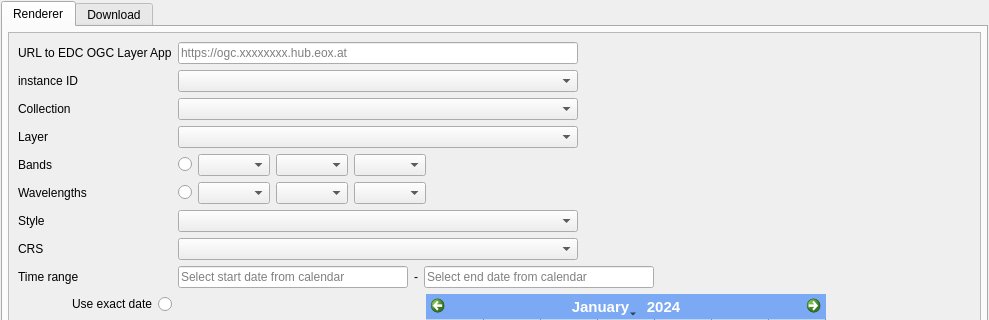
eurodatacube/edc-qgis-plugin, file EDC_OGC_dockwidget_base.ui: the form before one commit; both pictures show x 0 to 989 and y 0 to 320 of the 989 by 711 pixel window.
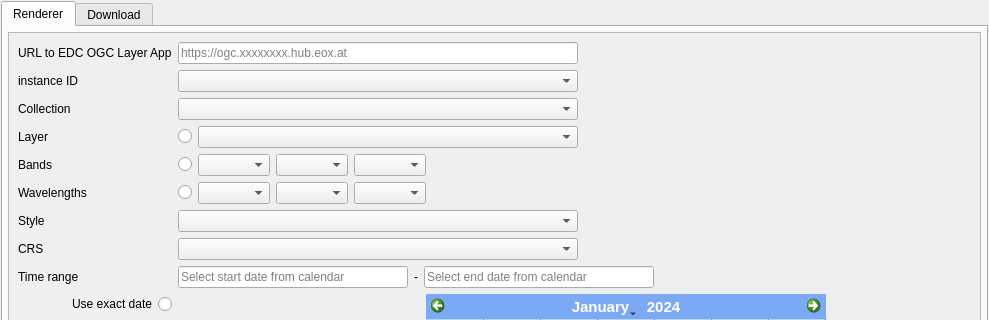
The form after the commit.

Commit message: adding layers radio box

Patch:
```diff
--- a/EDC_OGC_dockwidget_base.ui
+++ b/EDC_OGC_dockwidget_base.ui
@@ -220,14 +220,7 @@
               </rect>
              </property>
              <layout class="QGridLayout" name="gridLayout_4">
-              <item row="6" column="0">
-               <widget class="QLabel" name="label">
-                <property name="text">
-                 <string>Layer</string>
-                </property>
-               </widget>
-              </item>
-              <item row="28" column="1">
+              <item row="29" column="1">
                <spacer name="verticalSpacer">
                 <property name="orientation">
                  <enum>Qt::Vertical</enum>
@@ -240,7 +233,7 @@
                 </property>
                </spacer>
               </item>
-              <item row="18" column="1">
+              <item row="19" column="1">
                <layout class="QHBoxLayout" name="horizontalLayout">
                 <item>
                  <widget class="QLineEdit" name="time0">
@@ -345,7 +338,7 @@
                 </property>
                </widget>
               </item>
-              <item row="28" column="1">
+              <item row="29" column="1">
                <spacer name="verticalSpacer">
                 <property name="orientation">
                  <enum>Qt::Vertical</enum>
@@ -390,7 +383,7 @@
                 </property>
                </widget>
               </item>
-              <item row="13" column="1">
+              <item row="14" column="1">
                <widget class="QComboBox" name="epsg">
                 <property name="minimumSize">
                  <size>
@@ -429,14 +422,14 @@
                 </property>
                </widget>
               </item>
-              <item row="11" column="0">
+              <item row="12" column="0">
                <widget class="QLabel" name="label_5">
                 <property name="text">
                  <string>Style</string>
                 </property>
                </widget>
               </item>
-              <item row="13" column="0">
+              <item row="14" column="0">
                <widget class="QLabel" name="crsLabel">
                 <property name="text">
                  <string>CRS</string>
@@ -450,14 +443,14 @@
                 </property>
                </widget>
               </item>
-              <item row="18" column="0">
+              <item row="19" column="0">
                <widget class="QLabel" name="timeRangeLabel">
                 <property name="text">
                  <string>Time range</string>
                 </property>
                </widget>
               </item>
-              <item row="11" column="1">
+              <item row="12" column="1">
                <widget class="QComboBox" name="styles">
                 <property name="maximumSize">
                  <size>
@@ -467,7 +460,7 @@
                 </property>
                </widget>
               </item>
-              <item row="19" column="1">
+              <item row="20" column="1">
                <layout class="QHBoxLayout" name="horizontalLayout_6">
                 <item>
                  <widget class="QLabel" name="calendarSpacer">
@@ -1006,26 +999,7 @@
                 </item>
                </layout>
               </item>
-              <item row="6" column="1">
-               <widget class="QComboBox" name="layers">
-                <property name="minimumSize">
-                 <size>
-                  <width>400</width>
-                  <height>0</height>
-                 </size>
-                </property>
-                <property name="maximumSize">
-                 <size>
-                  <width>400</width>
-                  <height>16777215</height>
-                 </size>
-                </property>
-                <property name="editable">
-                 <bool>false</bool>
-                </property>
-               </widget>
-              </item>
-              <item row="10" column="1">
+              <item row="11" column="1">
                <layout class="QHBoxLayout" name="horizontalLayout_14">
                 <item>
                  <widget class="QRadioButton" name="wave_check">
@@ -1058,7 +1032,7 @@
                 </item>
                </layout>
               </item>
-              <item row="19" column="0">
+              <item row="20" column="0">
                <layout class="QVBoxLayout" name="verticalCalendarLayout">
                 <item>
                  <layout class="QHBoxLayout" name="horizontalLayout_4">
@@ -1089,7 +1063,7 @@
                 </item>
                </layout>
               </item>
-              <item row="20" column="1">
+              <item row="21" column="1">
                <layout class="QHBoxLayout" name="horizontalLayout_5">
                 <item>
                  <widget class="QLabel" name="maxccLabel">
@@ -1156,21 +1130,28 @@
                 </item>
                </layout>
               </item>
-              <item row="10" column="0">
+              <item row="11" column="0">
                <widget class="QLabel" name="label_4">
                 <property name="text">
                  <string>Wavelengths</string>
                 </property>
                </widget>
               </item>
-              <item row="8" column="0">
+              <item row="9" column="0">
                <widget class="QLabel" name="label_3">
                 <property name="text">
                  <string>Bands</string>
                 </property>
                </widget>
               </item>
-              <item row="8" column="1">
+              <item row="22" column="0">
+               <widget class="QLabel" name="priorityLabel">
+                <property name="text">
+                 <string>Image priority</string>
+                </property>
+               </widget>
+              </item>
+              <item row="9" column="1">
                <layout class="QHBoxLayout" name="horizontalLayout_13">
                 <property name="sizeConstraint">
                  <enum>QLayout::SetMaximumSize</enum>
@@ -1227,14 +1208,7 @@
                 </item>
                </layout>
               </item>
-              <item row="21" column="0">
-               <widget class="QLabel" name="priorityLabel">
-                <property name="text">
-                 <string>Image priority</string>
-                </property>
-               </widget>
-              </item>
-              <item row="21" column="1">
+              <item row="22" column="1">
                <widget class="QComboBox" name="priority">
                 <property name="minimumSize">
                  <size>
@@ -1250,6 +1224,47 @@
                 </property>
                </widget>
               </item>
+              <item row="6" column="1">
+               <layout class="QHBoxLayout" name="horizontalLayout_3">
+                <item>
+                 <widget class="QRadioButton" name="layers_check">
+                  <property name="text">
+                   <string/>
+                  </property>
+                 </widget>
+                </item>
+                <item>
+                 <widget class="QComboBox" name="layers">
+                  <property name="minimumSize">
+                   <size>
+                    <width>380</width>
+                    <height>0</height>
+                   </size>
+                  </property>
+                 </widget>
+                </item>
+                <item>
+                 <spacer name="horizontalSpacer_4">
+                  <property name="orientation">
+                   <enum>Qt::Horizontal</enum>
+                  </property>
+                  <property name="sizeHint" stdset="0">
+                   <size>
+                    <width>40</width>
+                    <height>20</height>
+                   </size>
+                  </property>
+                 </spacer>
+                </item>
+               </layout>
+              </item>
+              <item row="6" column="0">
+               <widget class="QLabel" name="label">
+                <property name="text">
+                 <string>Layer</string>
+                </property>
+               </widget>
+              </item>
              </layout>
             </widget>
            </widget>
```
The commit also changes 1 other file.
